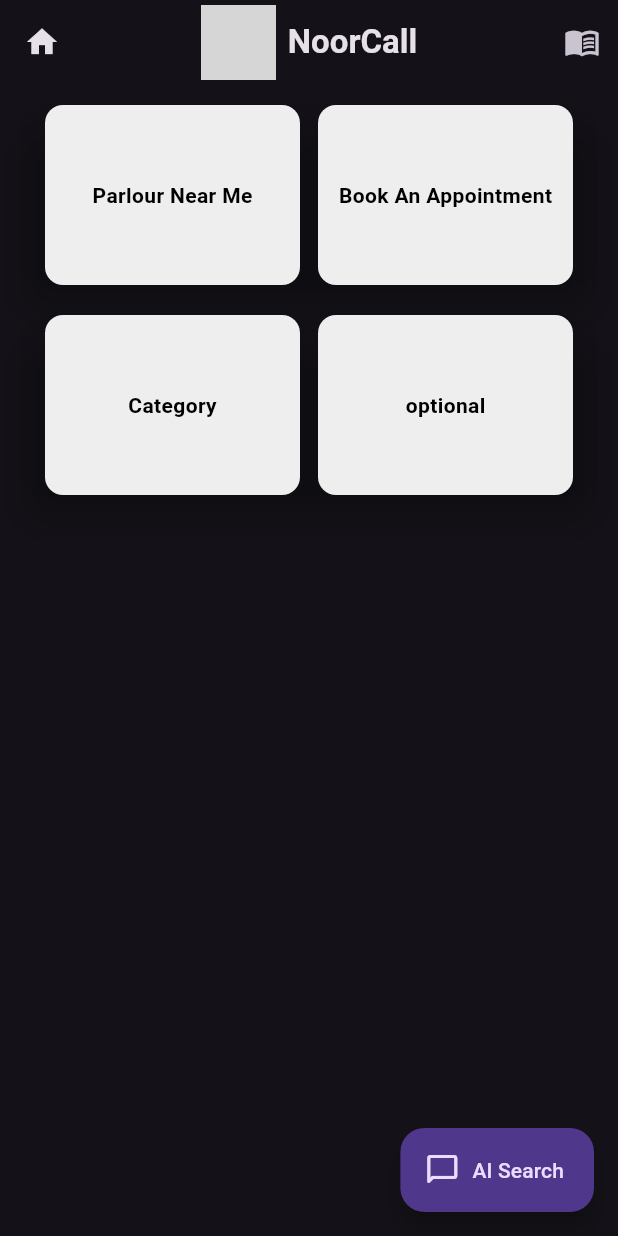
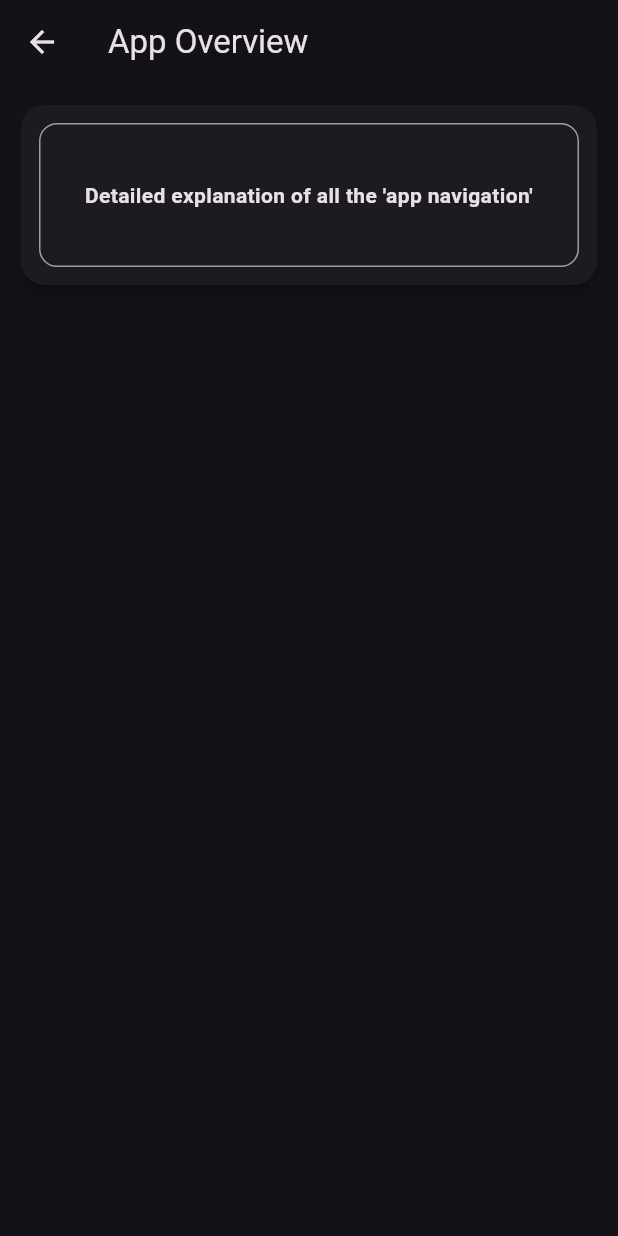
Before and after one commit to sachin557/parlour_flutter_app, a Flutter app: the screen it shows after launch, after a tap on the "menu book" icon, on a phone screen of 412 x 824 dp. Run offline on Flutter 3.47's test engine with Material 3 defaults, Android fonts, the light colour scheme and no system bars; grey boxes are pictures that could not be loaded.

Commit message:
navigation and tooltip message for referral bonus ,guid and Ai search

```diff
--- /dev/null
+++ b/lib/guid.dart
@@ -0,0 +1,59 @@
+import 'package:flutter/material.dart';
+
+class Guid extends StatelessWidget {
+  const Guid({super.key});
+
+  @override
+  Widget build(BuildContext context) {
+    return Scaffold(
+      appBar: AppBar(title: const Text("App Overview")),
+      body: Padding(
+        padding: const EdgeInsets.all(10),
+        child: Column(
+          children: [
+            SizedBox(
+              width: double.infinity,
+              child: Card(
+                elevation: 6,
+                shape: RoundedRectangleBorder(
+                  borderRadius: BorderRadius.circular(16),
+                ),
+                child: Container(
+                  height: 120,
+                  padding: const EdgeInsets.all(12),
+                  child: Row(
+                    children: [
+                      // LEFT
+                      Expanded(
+                        child: InkWell(
+                          onTap: () {
+                            // TODO: Navigator.push(...)
+                          },
+                          child: Container(
+                            decoration: BoxDecoration(
+                              borderRadius: BorderRadius.circular(12),
+                              border: Border.all(color: Colors.grey),
+                            ),
+                            child: const Center(
+                              child: Text(
+                                "Detailed explanation of all the 'app navigation'",
+                                textAlign: TextAlign.center,
+                                style: TextStyle(
+                                  fontWeight: FontWeight.bold,
+                                ),
+                              ),
+                            ),
+                          ),
+                        ),
+                      ),
+                      ],
+                  ),
+                ),
+              ),
+            ),
+          ],
+        ),
+      ),
+    );
+  }
+}
--- a/lib/parlour.dart
+++ b/lib/parlour.dart
@@ -3,6 +3,8 @@ import "Navigation.dart";
 import "NearMe.dart";
 import "aisearch.dart";
 import "category.dart";
+import "guid.dart";
+import "Bonus.dart";
 class Parlour extends StatelessWidget {
   const Parlour({super.key});
 
@@ -11,9 +13,12 @@ class Parlour extends StatelessWidget {
     return Scaffold(
       appBar: AppBar(
         centerTitle: true,
-        leading:(
-           IconButton(onPressed: (){}
-          , icon: Icon(Icons.home))
+        leading:Tooltip(
+          message: "Referral Bonus",
+           child:IconButton(onPressed: (){
+            Navigator.push(context, MaterialPageRoute(builder: (_)=> const Bonus(),));
+           }
+          , icon: Icon(Icons.monetization_on))
         ),
         title: Row(
           mainAxisSize: MainAxisSize.min,
@@ -31,9 +36,18 @@ class Parlour extends StatelessWidget {
           ],
         ),
         actions: [
-          IconButton(onPressed: (){},
-          icon: Icon(Icons.menu_book_outlined)),
-
+  Tooltip(
+    message: "Guide",
+    child: IconButton(
+      onPressed: () {
+        Navigator.push(
+          context,
+          MaterialPageRoute(builder: (_) => const Guid()),
+        );
+      },
+      icon: const Icon(Icons.menu_book_outlined),
+    ),
+  ),
 ]
       ),
       body:Padding(padding: const EdgeInsets.all(10),
@@ -190,17 +204,18 @@ class Parlour extends StatelessWidget {
         )
       ],)
       ,),
-      floatingActionButton: FloatingActionButton.extended(
-        onPressed:(){
+      floatingActionButton: Tooltip(
+  message: "AI Search",
+  child: FloatingActionButton.extended(
+    onPressed: () {
       Navigator.push(
         context,
         MaterialPageRoute(builder: (_) => const AiSearchPage()),
       );
     },
-        icon:Icon(Icons.chat_bubble_outline_rounded),
-        label:const Text("AI Search")
-
-
+    icon: const Icon(Icons.chat_bubble_outline_rounded),
+    label: const Text("AI Search"),
+  ),
 ),
          floatingActionButtonLocation: FloatingActionButtonLocation.endFloat,
 
```
Also changed, not shown: lib/Bonus.dart (added, +59 -0 lines). Lines whose indentation alone changed are shown as unchanged.
